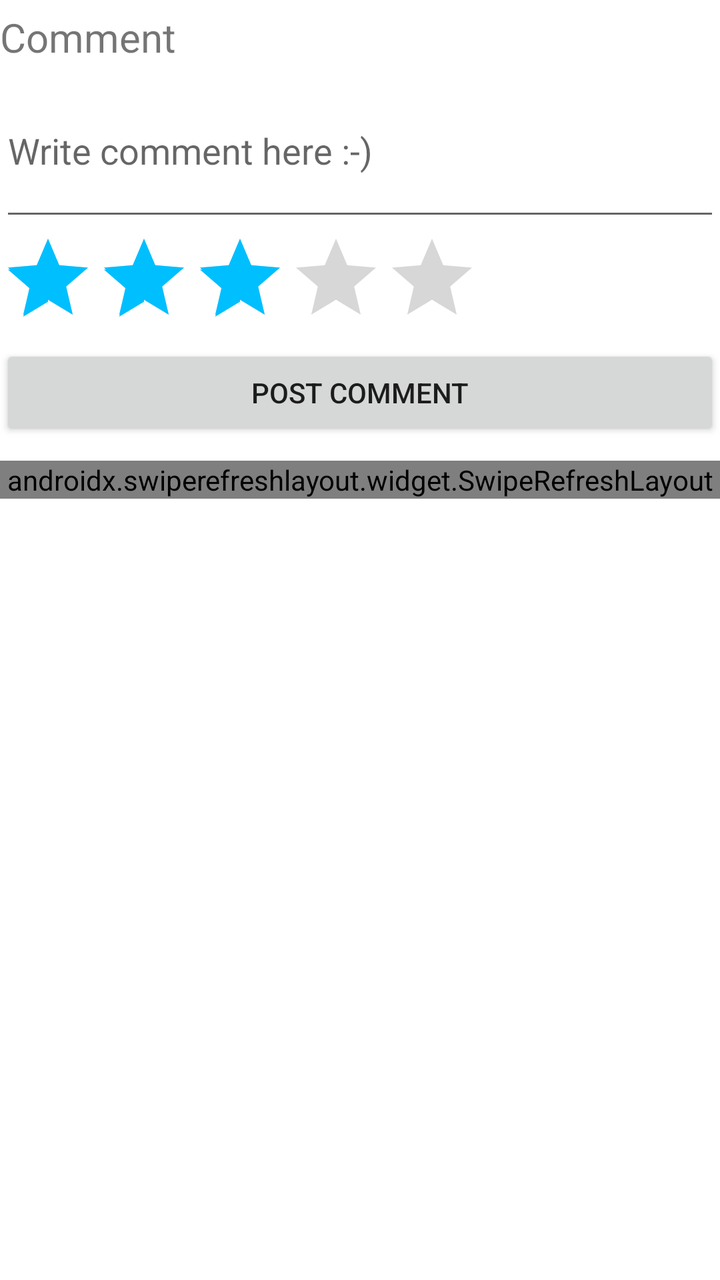
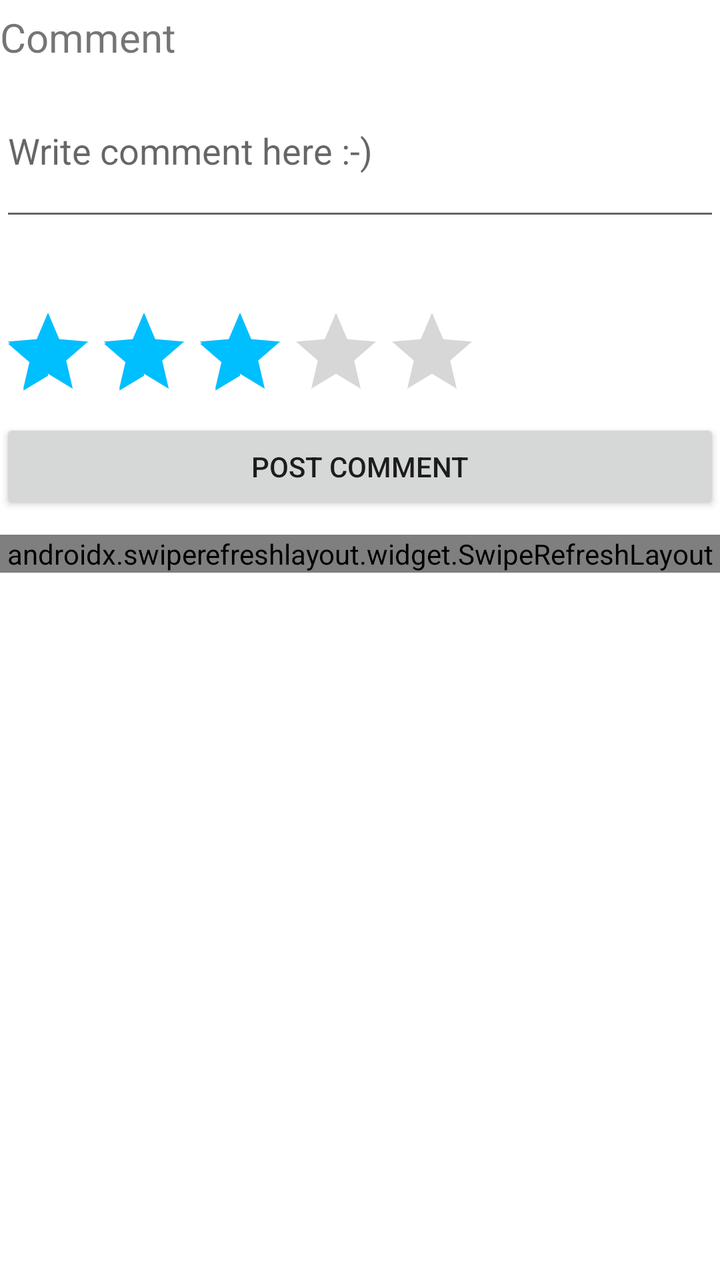

Screens rendered from an Android XML layout before and after an edit, with the pre-edit source and the edit as a unified diff.
<!-- AndroidManifest.xml: application theme Theme.Front2 -->
<!-- res/layout/fragment_comment.xml -->
<?xml version="1.0" encoding="utf-8"?>
<LinearLayout xmlns:android="http://schemas.android.com/apk/res/android"
    xmlns:tools="http://schemas.android.com/tools"
    android:layout_width="match_parent"
    android:layout_height="match_parent"
    xmlns:app="http://schemas.android.com/apk/res-auto"
    android:layout_marginVertical="10dp"
    android:layout_marginHorizontal="10dp"
    android:orientation="vertical"
    tools:context=".home.user.comment.CommentFragment">

    <TextView
        android:layout_width="match_parent"
        android:layout_height="wrap_content"
        android:layout_marginTop="5dp"
        android:text="@string/comment_title_label"
        android:textSize="20sp" />

    <EditText
        android:id="@+id/comment_edit"
        android:layout_width="match_parent"
        android:layout_height="wrap_content"
        android:hint="@string/comment_hint"
        android:lines="3"
        android:inputType="textMultiLine" />

    <RatingBar
        android:id="@+id/comment_rating"
        android:layout_width="wrap_content"
        android:layout_height="wrap_content"
        android:rating="3.0"
        android:numStars="5"
        android:stepSize="0.5" />

    <Button
        android:id="@+id/commit_comment_button"
        android:layout_width="match_parent"
        android:layout_height="wrap_content"
        android:text="@string/comment_button" />

    <androidx.swiperefreshlayout.widget.SwipeRefreshLayout
        android:id="@+id/comment_refresh_view"
        android:layout_width="match_parent"
        android:layout_height="wrap_content"
        android:layout_marginTop="10dp">

        <androidx.recyclerview.widget.RecyclerView
            android:id="@+id/comment_recycler_view"
            android:layout_width="match_parent"
            android:layout_height="wrap_content"
            app:layoutManager="androidx.recyclerview.widget.LinearLayoutManager"
            app:spanCount="1" />

    </androidx.swiperefreshlayout.widget.SwipeRefreshLayout>
</LinearLayout>
<!-- resources referenced by this layout -->
<resources>
  <string name="comment_button">Post comment</string>
  <string name="comment_hint">Write comment here :-)</string>
  <string name="comment_title_label">Comment</string>
  <style name="Theme.Front2" parent="Theme.MaterialComponents.DayNight.NoActionBar">
          
          <item name="colorPrimary">@color/royalBlue</item>
          <item name="colorPrimaryVariant">@color/lightSkyBlue</item>
          <item name="colorOnPrimary">@color/white</item>
          
          <item name="colorSecondary">@color/deepSkyBlue1</item>
          <item name="colorSecondaryVariant">@color/deepSkyBlue3</item>
          <item name="colorOnSecondary">@color/WhiteSmoke</item>
          
          <item name="android:statusBarColor" tools:targetApi="l">?attr/colorPrimary</item>
          
      </style>
  <color name="royalBlue">#4169E1</color>
  <color name="lightSkyBlue">#87CEFA</color>
  <color name="white">#FFFFFFFF</color>
  <color name="deepSkyBlue1">#00BFFF</color>
  <color name="deepSkyBlue3">#009ACD</color>
  <color name="WhiteSmoke">#F5F5F5</color>
</resources>

<!-- the commit's change to res/layout/fragment_comment.xml (unified diff, before → after) -->
@@ -23,6 +23,13 @@
         android:hint="@string/comment_hint"
         android:lines="3"
         android:inputType="textMultiLine" />
+
+    <TextView
+        android:id="@+id/text_size_label"
+        android:layout_width="match_parent"
+        android:layout_height="wrap_content"
+        android:layout_marginTop="10dp"
+        android:textSize="20sp" />
 
     <RatingBar
         android:id="@+id/comment_rating"
